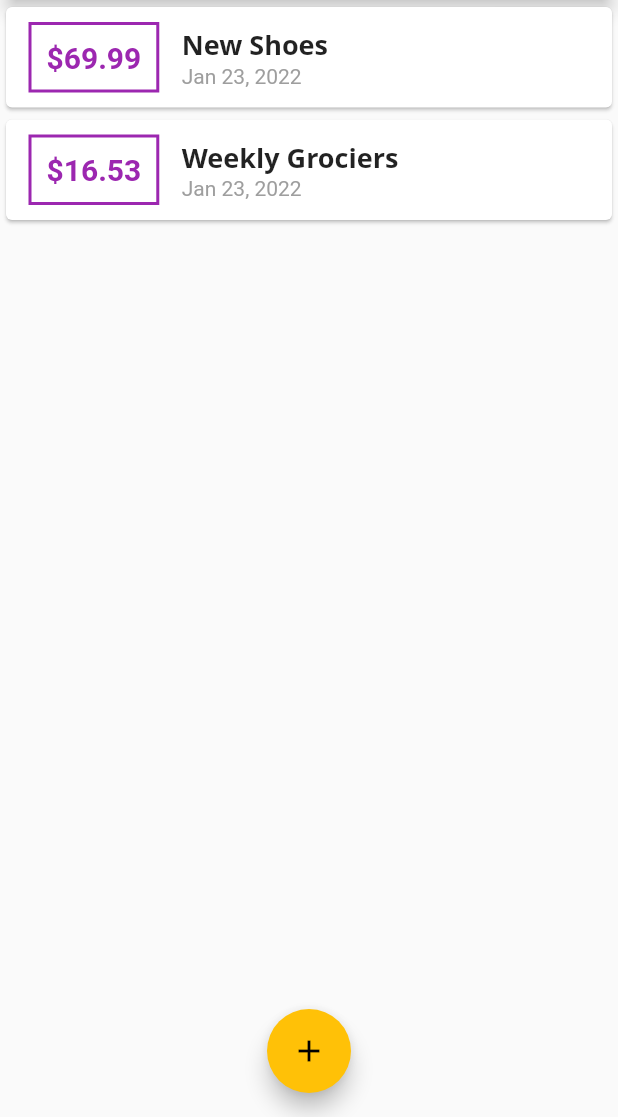
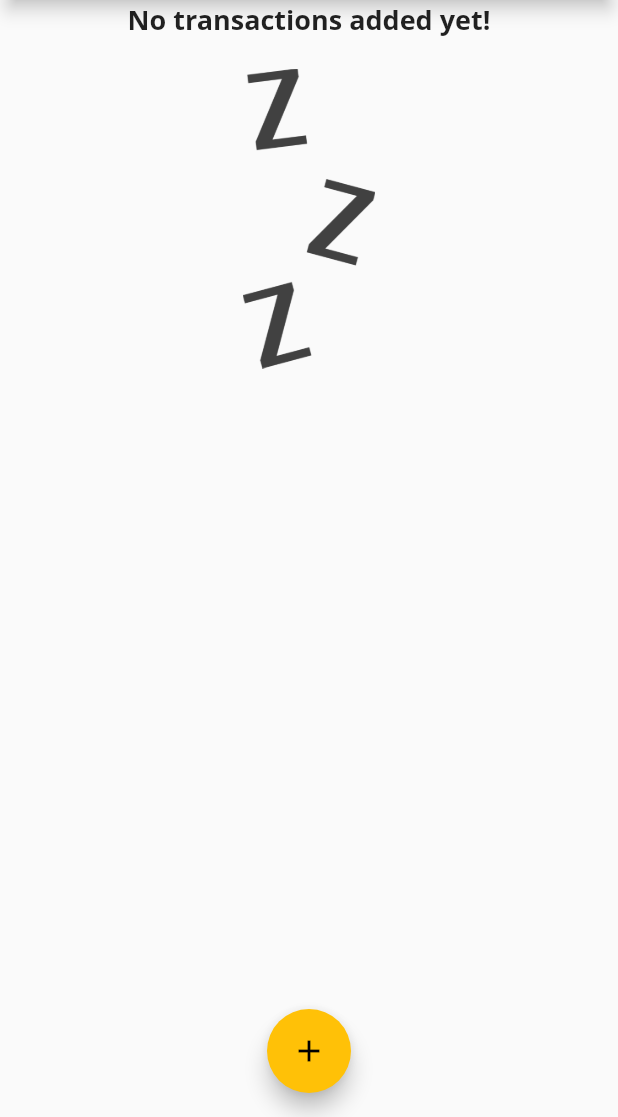
Before and after one commit to anilaydinn/flutter-personal-expense-application, a Flutter app: the screen it shows after launch, on a phone screen of 412 x 824 dp, the part 119-1236 px from its top. Run offline on Flutter 3.47's test engine with Material 2 defaults, Android fonts, the light colour scheme and no system bars; Roboto replaces fonts that are missing (Open Sans).

Commit message:
Loading image added to transaction list widget.

```diff
--- a/lib/main.dart
+++ b/lib/main.dart
@@ -45,10 +45,10 @@ class MyHomePage extends StatefulWidget {
 
 class _MyHomePageState extends State<MyHomePage> {
   final List<Transaction> _userTransactions = [
-    Transaction(
-        id: "t1", title: "New Shoes", amount: 69.99, date: DateTime.now()),
-    Transaction(
-        id: "t2", title: "Weekly Grociers", amount: 16.53, date: DateTime.now())
+    // Transaction(
+    //     id: "t1", title: "New Shoes", amount: 69.99, date: DateTime.now()),
+    // Transaction(
+    //     id: "t2", title: "Weekly Grociers", amount: 16.53, date: DateTime.now())
   ];
 
   void _addNewTransaction(String txTitle, double txAmount) {
--- a/lib/widgets/transaction_list.dart
+++ b/lib/widgets/transaction_list.dart
@@ -12,13 +12,33 @@ class TransactionList extends StatelessWidget {
   Widget build(BuildContext context) {
     return Container(
       height: 300,
-      child: ListView.builder(
+      child: transactions.isEmpty
+          ? Column(
+              children: [
+                Text(
+                  'No transactions added yet!',
+                  style: Theme.of(context).textTheme.headline6,
+                ),
+                SizedBox(
+                  height: 20,
+                ),
+                Container(
+                  height: 200,
+                  child: Image.asset(
+                    'assets/images/waiting.png',
+                    fit: BoxFit.cover,
+                  ),
+                )
+              ],
+            )
+          : ListView.builder(
               itemBuilder: (ctx, index) {
                 return Card(
                   child: Row(
                     children: [
                       Container(
-                  margin: EdgeInsets.symmetric(vertical: 10, horizontal: 15),
+                        margin:
+                            EdgeInsets.symmetric(vertical: 10, horizontal: 15),
                         decoration: BoxDecoration(
                           border: Border.all(color: Colors.purple, width: 2),
                         ),
@@ -40,7 +60,9 @@ class TransactionList extends StatelessWidget {
                             style: Theme.of(context).textTheme.headline6,
                           ),
                           Text(
-                      DateFormat().add_yMMMd().format(transactions[index].date),
+                            DateFormat()
+                                .add_yMMMd()
+                                .format(transactions[index].date),
                             style: TextStyle(color: Colors.grey),
                           ),
                         ],
--- a/pubspec.yaml
+++ b/pubspec.yaml
@@ -57,8 +57,8 @@ flutter:
   uses-material-design: true
 
   # To add assets to your application, add an assets section, like this:
-  # assets:
-  #   - images/a_dot_burr.jpeg
+  assets:
+    - assets/images/waiting.png
   #   - images/a_dot_ham.jpeg
 
   # An image asset can refer to one or more resolution-specific "variants", see
```
Also changed, not shown: assets/images/waiting.png (added). Lines whose indentation alone changed are shown as unchanged.
